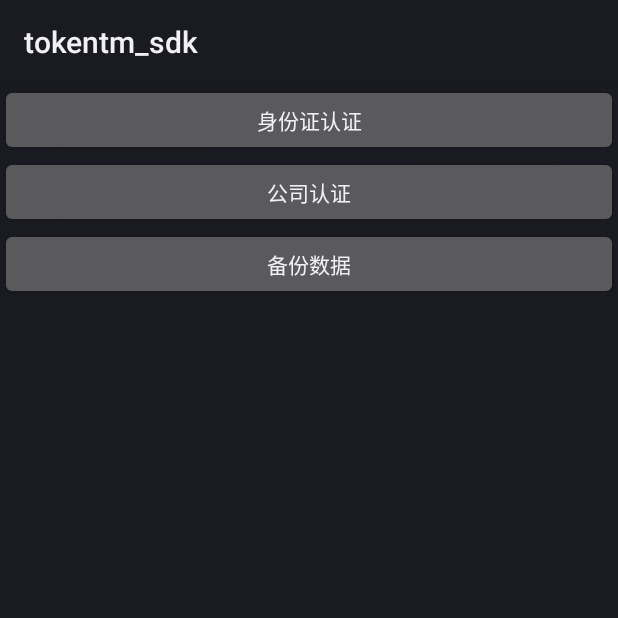
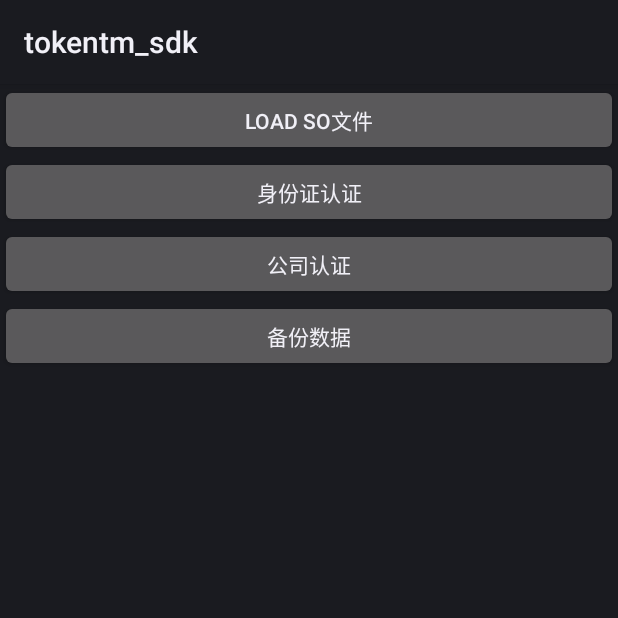
Before and after one commit to TokenTM/tks_android, an Android app: the screen it shows after launch (MainActivity), on a phone screen of 412 x 824 dp, the top half of it. Run offline under Robolectric (Android 15) with nearby library versions, the phone set to English and light mode, and no system bars; our stand-ins replace RxJava, data binding; libraries missing offline, so code that uses them is left out: com.token.card, org.bouncycastle.jcajce, org.bouncycastle.jce, org.web3j.utils; 1 statement that could not run was skipped.

```diff
--- a/app/src/main/res/layout/activity_main.xml
+++ b/app/src/main/res/layout/activity_main.xml
@@ -13,6 +13,12 @@
             android:orientation="vertical"
             tools:context=".demo.MainActivity">
 
+            <Button
+                android:id="@+id/bt_load_so_file"
+                android:layout_width="match_parent"
+                android:layout_height="wrap_content"
+                android:text="load so文件"
+                tools:ignore="MissingConstraints" />
 
             <Button
                 android:id="@+id/bt_cert_by_idcard"
--- a/libs/src/main/java/com/tokentm/sdk/TokenTmClient.java
+++ b/libs/src/main/java/com/tokentm/sdk/TokenTmClient.java
@@ -3,7 +3,7 @@ package com.tokentm.sdk;
 import android.app.Application;
 import android.content.Context;
 
-import org.spongycastle.jce.provider.BouncyCastleProvider;
+import org.bouncycastle.jce.provider.BouncyCastleProvider;
 
 import java.security.Provider;
 import java.security.Security;
```
Also changed, not shown: app/build.gradle (+6 -4 lines), app/src/main/java/com/tokentm/sdk/demo/MainActivity.java (+36 -0 lines), libs/build.gradle (+11 -10 lines), 2 other files.
